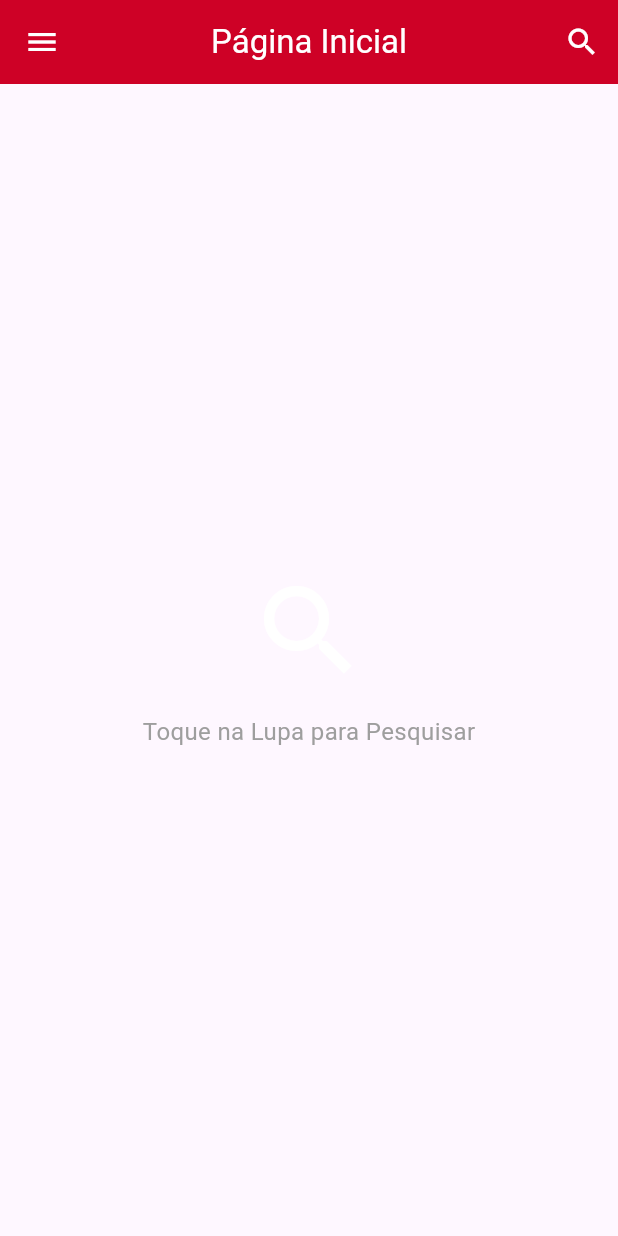
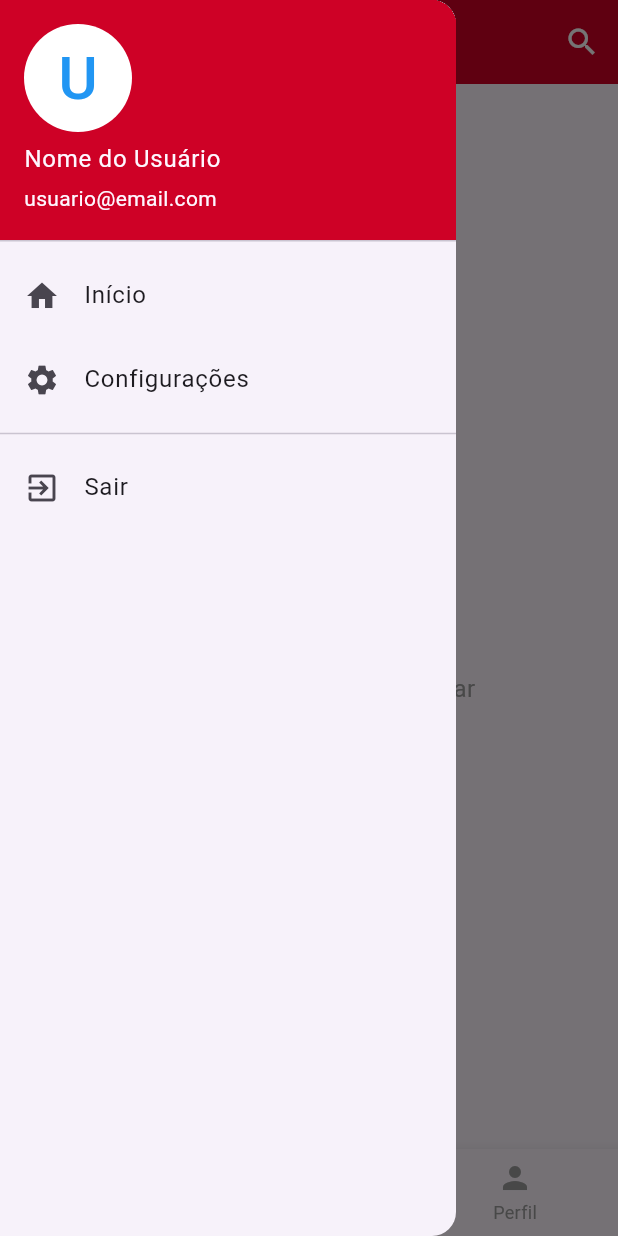
Before and after one commit to P3dr0EM/Una_Agendamento, a Flutter app: the HomeView screen opened by its route, with the side drawer open (before the commit the screen has no drawer), on a phone screen of 412 x 824 dp. Run offline on Flutter 3.47's test engine with Material 3 defaults, Android fonts, the phone set to English and light mode, and no system bars; our stand-ins replace get.

Commit message:
Incersão do ícone de menu e do rodapé ambos funcionando

```diff
--- a/lib/app/modules/home/home.view.dart
+++ b/lib/app/modules/home/home.view.dart
@@ -2,6 +2,8 @@ import 'package:flutter/material.dart';
 import 'package:get/get_state_manager/src/rx_flutter/rx_obx_widget.dart';
 import 'package:get/get_state_manager/src/simple/get_view.dart';
 import 'package:una_agendamento/app/modules/home/home_controller.dart';
+import 'package:una_agendamento/app/modules/home/widgets/footer_widget.dart';
+import 'package:una_agendamento/app/modules/home/widgets/menu_widget.dart';
 import 'package:una_agendamento/app/modules/home/widgets/search_widget.dart';
 
 class HomeView extends GetView<HomeController> {
@@ -11,6 +13,7 @@ class HomeView extends GetView<HomeController> {
   Widget build(BuildContext context) {
     return Scaffold(
       appBar: SearchAppBar(),
+      drawer: MenuWidget(),
       body: Obx((){
         // 1. SE NÃO ESTIVER PESQUISANDO, MOSTRA UM PLACEHOLDER
         if(!controller.isSearching.value){
@@ -49,7 +52,9 @@ class HomeView extends GetView<HomeController> {
           }
           ),
           );
-      })
+      }),
+
+      bottomNavigationBar: const FooterWidget(),
     );
   }
 }
--- a/lib/app/modules/home/home_controller.dart
+++ b/lib/app/modules/home/home_controller.dart
@@ -13,6 +13,9 @@ class HomeController extends GetxController {
   ].obs;
 
   final searchResults = <String>[].obs;
+
+  //Variável para rastrear o índice do item selecionado no rodapé
+  final tabIndex = 0.obs;
 
   @override
   void onInit() {
@@ -45,6 +48,14 @@ class HomeController extends GetxController {
     }
   }
 
+  /// Altera o índice da aba selecionada no rodapé.
+  void changeTabIndex(int index) {
+    tabIndex.value = index;
+    // Aqui você pode adicionar lógica para mudar o conteúdo da página
+    // com base no índice, se necessário.
+    // Ex: if (index == 1) { carregarFavoritos(); }
+  }
+
   @override
   void onClose() {
     searchController.dispose();
--- /dev/null
+++ b/lib/app/modules/home/widgets/footer_widget.dart
@@ -0,0 +1,43 @@
+import 'package:flutter/material.dart';
+import 'package:get/get.dart';
+import 'package:una_agendamento/app/modules/home/home_controller.dart';
+
+class FooterWidget extends StatelessWidget {
+  const FooterWidget({super.key});
+
+  @override
+  Widget build(BuildContext context) {
+    //Acessa a instância do controlador
+    final controller = Get.find<HomeController>();
+
+    //Usa um Obx para que o widget seja reconstruido quando o tabIndex for atualizado
+    return Obx(() => BottomNavigationBar(
+          // Define os itens do rodapé
+          items: const <BottomNavigationBarItem>[
+            BottomNavigationBarItem(
+              icon: Icon(Icons.home),
+              label: 'Início',
+            ),
+            BottomNavigationBarItem(
+              icon: Icon(Icons.favorite),
+              label: 'Favoritos',
+            ),
+            BottomNavigationBarItem(
+              icon: Icon(Icons.person),
+              label: 'Perfil',
+            ),
+          ],
+          // Vincula o índice atual à variável de estado do controlador
+          currentIndex: controller.tabIndex.value,
+          // Define a cor do ícone selecionado
+          selectedItemColor: Colors.blue,
+          // Define a cor dos ícones não selecionados
+          unselectedItemColor: Colors.grey,
+          // Chama a função do controlador quando um item é tocado
+          onTap: controller.changeTabIndex,
+          // Efeito visual ao tocar
+          showUnselectedLabels: true,
+          type: BottomNavigationBarType.fixed,
+        ));
+  }
+}
--- /dev/null
+++ b/lib/app/modules/home/widgets/menu_widget.dart
@@ -0,0 +1,64 @@
+import 'package:flutter/material.dart';
+import 'package:get/route_manager.dart';
+
+class MenuWidget extends StatelessWidget {
+  const MenuWidget({super.key});
+
+  @override
+  Widget build(BuildContext context) {
+    return Drawer(
+      // ListView garante que o menu seja rolável se houver muitos itens.
+      child: ListView(
+        // Remove qualquer preenchimento da ListView.
+        padding: EdgeInsets.zero,
+        children: <Widget>[
+          // Um cabeçalho bonito e padrão para o Drawer.
+          const UserAccountsDrawerHeader(
+            accountName: Text("Nome do Usuário"),
+            accountEmail: Text("usuario@email.com"),
+            currentAccountPicture: CircleAvatar(
+              backgroundColor: Colors.white,
+              child: Text(
+                "U",
+                style: TextStyle(fontSize: 40.0, color: Colors.blue),
+              ),
+            ),
+            decoration: BoxDecoration(
+              color: Color.fromARGB(255, 206, 1, 38),
+            ),
+          ),
+          // Item de menu "Início"
+          ListTile(
+            leading: const Icon(Icons.home),
+            title: const Text('Início'),
+            onTap: () {
+              // Ao ser tocado, fecha o drawer.
+              Get.back();
+            },
+          ),
+          // Item de menu "Configurações"
+          ListTile(
+            leading: const Icon(Icons.settings),
+            title: const Text('Configurações'),
+            onTap: () {
+              // Fecha o drawer e pode navegar para outra página.
+              Get.back();
+              // Exemplo: Get.toNamed('/configuracoes');
+              Get.snackbar('Navegação', 'Indo para Configurações!');
+            },
+          ),
+          const Divider(), // Uma linha divisória visual
+          // Item de menu "Sair"
+          ListTile(
+            leading: const Icon(Icons.exit_to_app),
+            title: const Text('Sair'),
+            onTap: () {
+              // Lógica de logout aqui.
+              Get.back();
+            },
+          ),
+        ],
+      ),
+    );
+  }
+}
--- a/lib/app/modules/home/widgets/search_widget.dart
+++ b/lib/app/modules/home/widgets/search_widget.dart
@@ -43,13 +43,7 @@ class SearchAppBar extends StatelessWidget implements PreferredSizeWidget {
               color: Colors.white
             ),
             ),
-          leading: IconButton(
-            onPressed: (){
-              // ignore: avoid_print
-              print('Botão de menu pressionado');
-            },
-            icon: Icon(Icons.menu, color: Colors.white,)
-          ),
+
           actions: [
             IconButton(
               icon: const Icon(Icons.search, color: Colors.white,),
@@ -57,6 +51,7 @@ class SearchAppBar extends StatelessWidget implements PreferredSizeWidget {
             ),
           ],
           backgroundColor: Color.fromARGB(255, 206, 1, 38),
+          iconTheme: const IconThemeData(color: Colors.white),
         );
       }
     });
```
